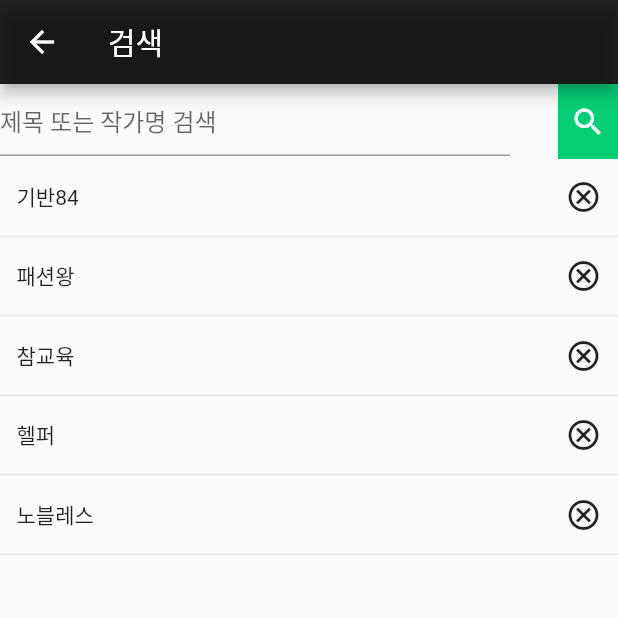
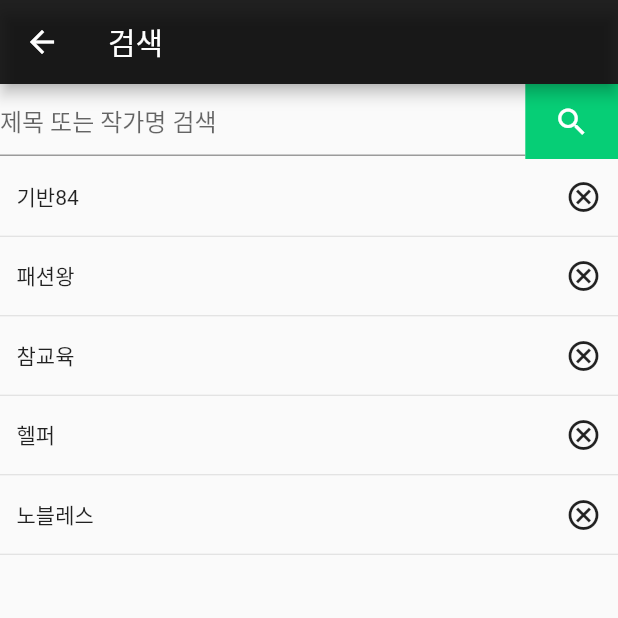
Before and after one commit to 1000bang/naverwebtoon, a Flutter app: the SearchScreen screen opened by its route, on a phone screen of 412 x 824 dp, the top half of it. Run offline on Flutter 3.47's test engine with Material 2 defaults, Android fonts, the phone set to English and light mode, and no system bars; our stand-ins replace carousel_slider, webview_flutter.

Commit message:
search screen update

```diff
--- a/lib/pages/more_pages/search_screen.dart
+++ b/lib/pages/more_pages/search_screen.dart
@@ -1,10 +1,26 @@
+
+
 import 'package:flutter/material.dart';
 import 'package:naver_webtoon/components/appbar.dart';
 import 'package:naver_webtoon/constrants.dart';
 
+import '../../size.dart';
 
-class SearchScreen extends StatelessWidget {
+
+class SearchScreen extends StatefulWidget {
   const SearchScreen({Key? key}) : super(key: key);
+
+  @override
+  State<SearchScreen> createState() => _SearchScreenState();
+}
+
+class _SearchScreenState extends State<SearchScreen> {
+
+ bool a = false;
+ bool b = false;
+ bool c = false;
+ bool d = false;
+ bool e = false;
 
   @override
   Widget build(BuildContext context) {
@@ -12,17 +28,13 @@ class SearchScreen extends StatelessWidget {
       appBar: InnerAppBar(title: "검색"),
       body: SafeArea(child: Column(
         children: [
-          searchForm(),
-          list("기반84"),
-          Divider(height: 3,),
-          list("패션왕"),
-          Divider(height: 3,),
-          list("참교육"),
-          Divider(height: 3,),
-          list("헬퍼"),
-          Divider(height: 3,),
-          list("노블레스"),
-          Divider(height: 3,),
+          searchForm(context),
+          list("기반84", a),
+          list("패션왕", b),
+          list("참교육", c),
+          list("헬퍼", d),
+          list("노블레스", e),
+
 
 
         ],
@@ -30,44 +42,76 @@ class SearchScreen extends StatelessWidget {
     );
   }
 
-  Widget searchForm(){
+  Widget searchForm(context){
+    TextEditingController search = new TextEditingController();
     return Row(
       mainAxisAlignment: MainAxisAlignment.spaceBetween,
       children: [
         SizedBox(
-          width: 340,
+          width: getBodyWidth(context) *0.85,
           height: 50,
           child: TextField(
+            controller: search,
             decoration: InputDecoration(
-
 hintText: "제목 또는 작가명 검색",
+              fillColor: Colors.black
             ),
           ),
         ),
-        Container(
+        InkWell(
+          onTap: (){
+            setState(() {
+              list(search.text, false);
+            });
+          },
+          child: Container(
             height: 50,
-          width: 40,
+            width: getBodyWidth(context) *0.15,
             color: kAccentColor,
             child: Icon(Icons.search, color: Colors.white,),
+          ),
         ),
       ],
     );
   }
 
-  Widget list(String text){
-    return Container(
+  Widget list(String text, bool iscancle){
+    if(iscancle == false){
+    return Column(
+      children: [
+        Container(
           width: 390,
           height: 50,
           child: Row(
             mainAxisAlignment: MainAxisAlignment.spaceBetween,
             children: [
               Text(text),
-          Icon(Icons.cancel_outlined),
+              InkWell(
+                  onTap: (){
+                    setState(() {
+                      if(iscancle == a){
+                          a = true;
+                      }else if (iscancle == b){
+                        b = true;
+                      }else if (iscancle == c){
+                        c = true;
+                      }else if (iscancle == d){
+                        d = true;
+                      }else if (iscancle == e){
+                        e = true;
+                      }
+                    });
+                  },
+                  child: Icon(Icons.cancel_outlined)),
 
             ],
           ),
+        ),
+        Divider(height: 3,),
+      ],
     );
   }
-
-
+    else{
+      return Container();
+    }}
 }
```
Lines whose indentation alone changed are shown as unchanged.
